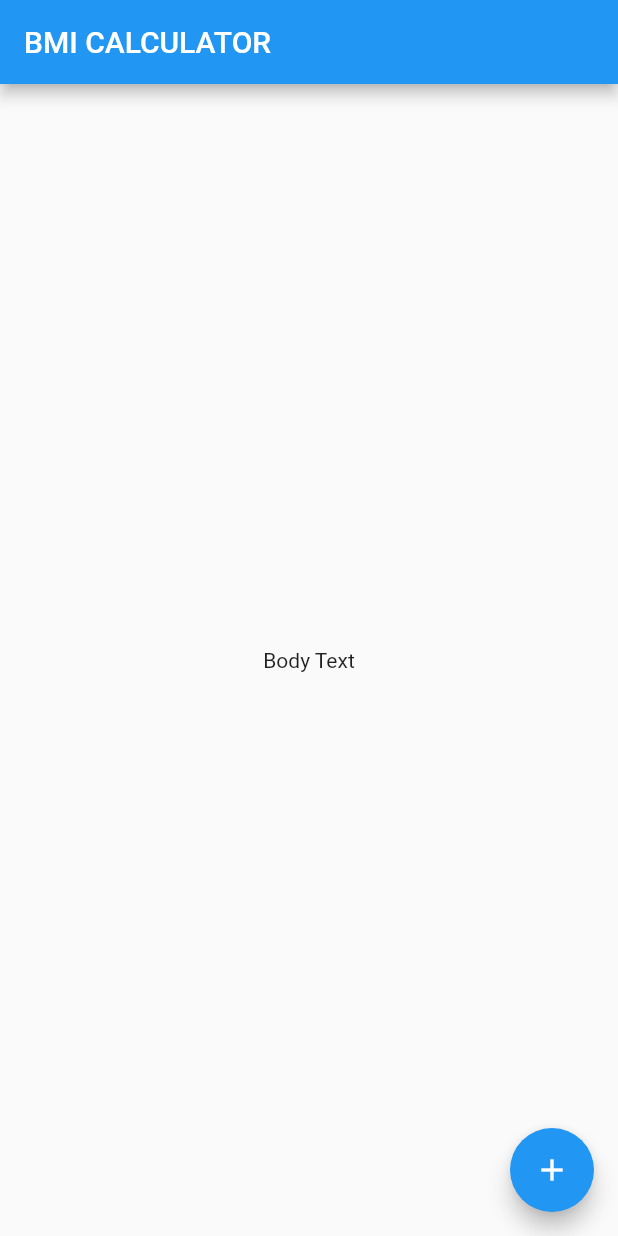
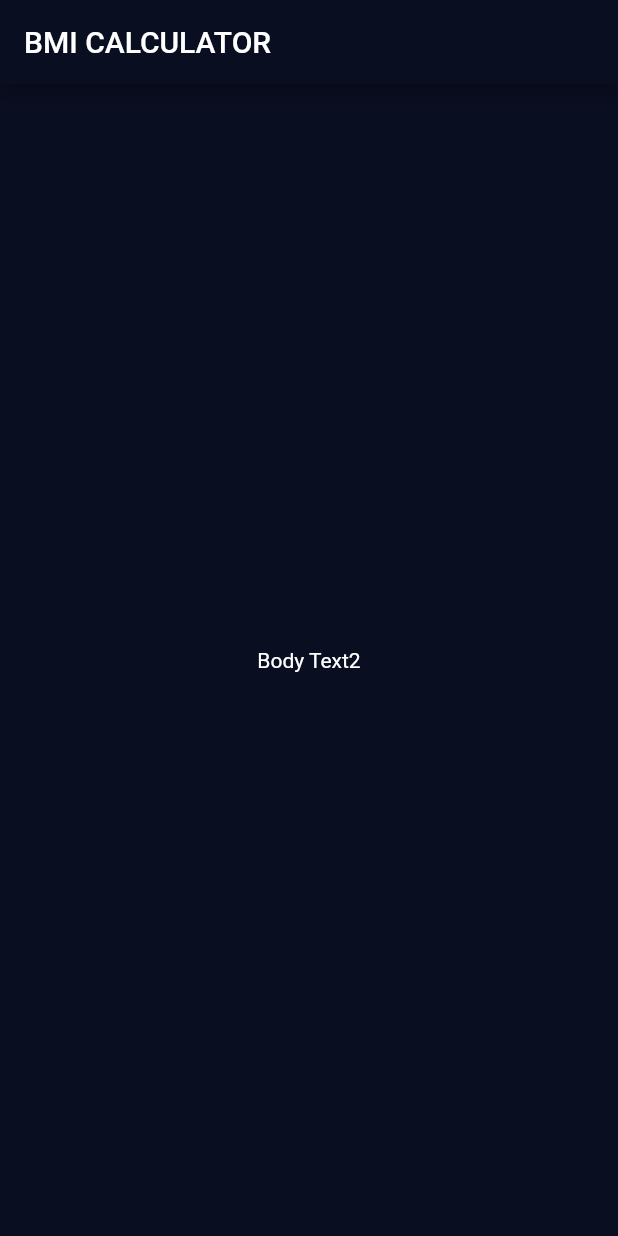
Before and after one commit to 59-devv/flutter_study, a Flutter app: the screen it shows after launch, on a phone screen of 412 x 824 dp. Run offline on Flutter 3.47's test engine with Material 2 defaults, Android fonts, the phone set to English and light mode, and no system bars; our stand-ins replace audioplayers, rflutter_alert.

Commit message:
seperate page

```diff
--- /dev/null
+++ b/bmi-calculator-flutter-master/lib/input_page.dart
@@ -0,0 +1,20 @@
+import 'package:flutter/material.dart';
+
+class InputPage extends StatefulWidget {
+  @override
+  _InputPageState createState() => _InputPageState();
+}
+
+class _InputPageState extends State<InputPage> {
+  @override
+  Widget build(BuildContext context) {
+    return Scaffold(
+      appBar: AppBar(
+        title: Text('BMI CALCULATOR'),
+      ),
+      body: Center(
+        child: Text('Body Text2'),
+      ),
+    );
+  }
+}
--- a/bmi-calculator-flutter-master/lib/main.dart
+++ b/bmi-calculator-flutter-master/lib/main.dart
@@ -1,4 +1,5 @@
 import 'package:flutter/material.dart';
+import 'input_page.dart';
 
 void main() => runApp(BMICalculator());
 
@@ -6,29 +7,17 @@ class BMICalculator extends StatelessWidget {
   @override
   Widget build(BuildContext context) {
     return MaterialApp(
+      theme: ThemeData(
+        scaffoldBackgroundColor: Color(0xFF0A0E21),
+        colorScheme: ThemeData().colorScheme.copyWith(
+              primary: Color(0xFF0A0E21),
+              secondary: Colors.red,
+            ),
+        textTheme: TextTheme(
+          bodyText2: TextStyle(color: Colors.white),
+        ),
+      ),
       home: InputPage(),
     );
   }
 }
-
-class InputPage extends StatefulWidget {
-  @override
-  _InputPageState createState() => _InputPageState();
-}
-
-class _InputPageState extends State<InputPage> {
-  @override
-  Widget build(BuildContext context) {
-    return Scaffold(
-      appBar: AppBar(
-        title: Text('BMI CALCULATOR'),
-      ),
-      body: Center(
-        child: Text('Body Text'),
-      ),
-      floatingActionButton: FloatingActionButton(
-        child: Icon(Icons.add),
-      ),
-    );
-  }
-}
```
Also changed, not shown: 6 other files.
